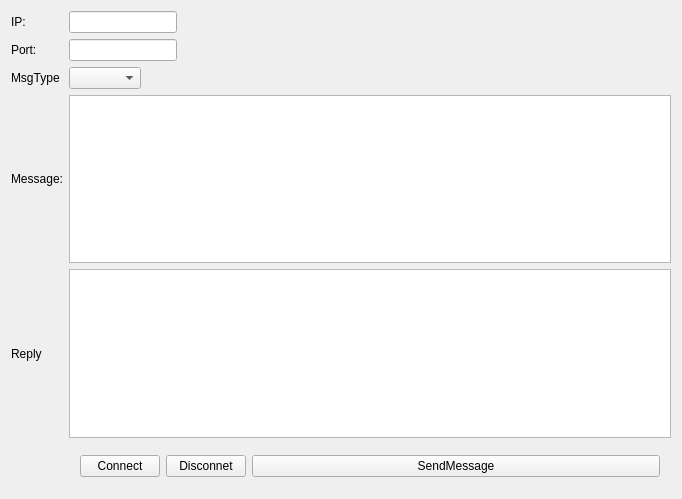
ryanliang000/SendMsgToPort, file SendMsgToPort/SendMsgToPort/sendmsgtoport.ui: the form before one commit.
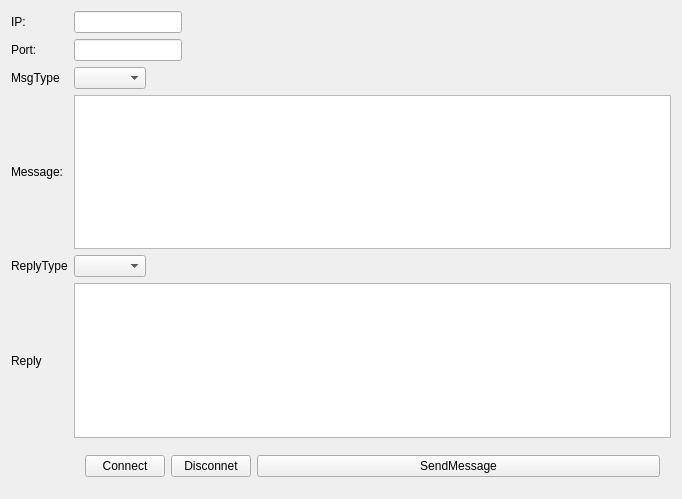
The form after the commit.

Commit message: 支持显示Hex的reply消息

The edit to the form file:
```diff
--- a/SendMsgToPort/SendMsgToPort/sendmsgtoport.ui
+++ b/SendMsgToPort/SendMsgToPort/sendmsgtoport.ui
@@ -14,6 +14,13 @@
    <string>SendMsgToPort</string>
   </property>
   <layout class="QGridLayout" name="gridLayout">
+   <item row="6" column="0">
+    <widget class="QLabel" name="label_5">
+     <property name="text">
+      <string>ReplyType</string>
+     </property>
+    </widget>
+   </item>
    <item row="0" column="2">
     <widget class="QLineEdit" name="editIP">
      <property name="sizePolicy">
@@ -133,6 +140,22 @@
    <item row="7" column="2">
     <widget class="QTextEdit" name="textReply"/>
    </item>
+   <item row="6" column="2">
+    <widget class="QComboBox" name="comboReplyShowType">
+     <property name="sizePolicy">
+      <sizepolicy hsizetype="Fixed" vsizetype="Fixed">
+       <horstretch>0</horstretch>
+       <verstretch>0</verstretch>
+      </sizepolicy>
+     </property>
+     <property name="baseSize">
+      <size>
+       <width>0</width>
+       <height>0</height>
+      </size>
+     </property>
+    </widget>
+   </item>
   </layout>
  </widget>
  <layoutdefault spacing="6" margin="11"/>
```
Left out of the diff: 78 changed lines with no effect on the pictures. The commit also changes 4 other files.
